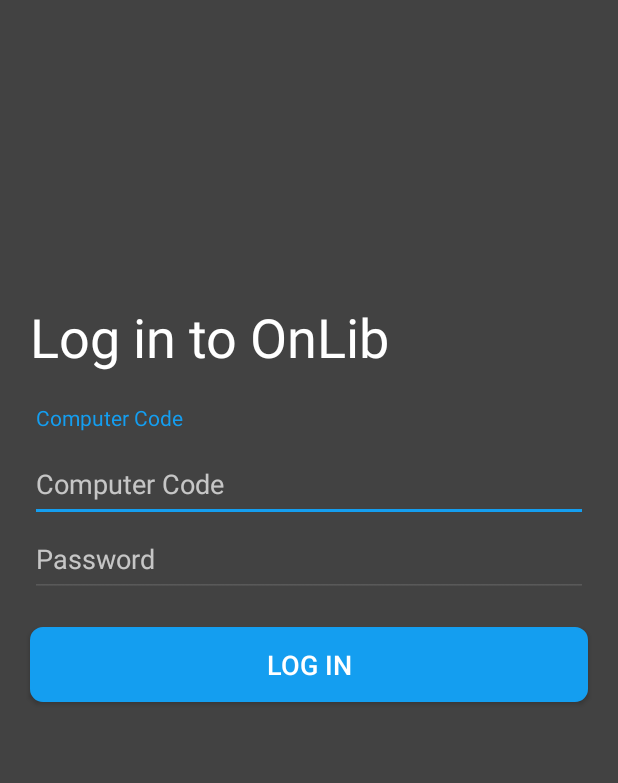
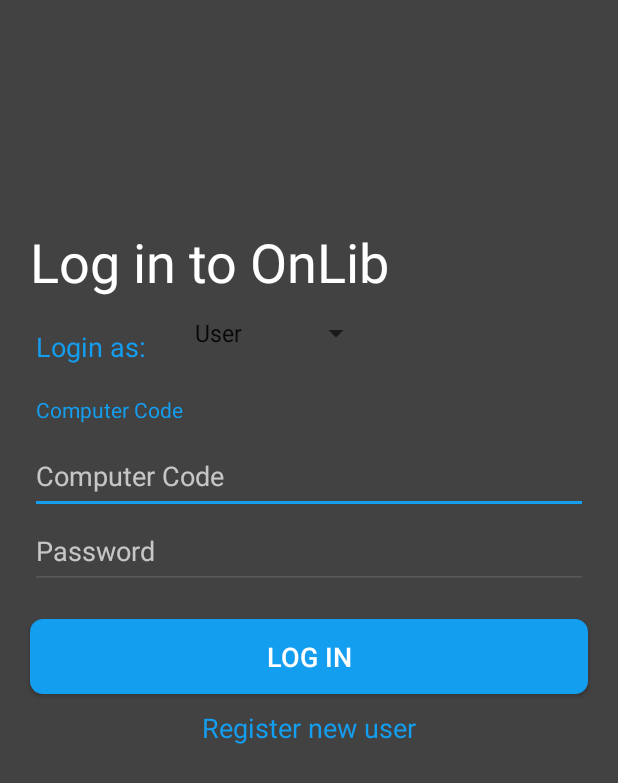
Before and after one commit to garvit008/Onlib, an Android app: the screen it shows after launch (LoginActivity), on a phone screen of 412 x 824 dp. Shown: the top 783 px of the screen. Run offline under Robolectric (Android 15) with nearby library versions, the phone set to English and light mode, and no system bars; our stand-ins replace Firebase (no records; nobody signed in at launch, a user with empty details on screens opened directly).

Commit message:
User Registration Complete
Librarian registration is pending
 Main Activity  is pending

```diff
--- a/app/build.gradle
+++ b/app/build.gradle
@@ -1,4 +1,5 @@
 apply plugin: 'com.android.application'
+apply plugin: 'com.google.gms.google-services'
 
 android {
     compileSdkVersion 28
@@ -24,11 +25,10 @@ dependencies {
     implementation 'com.android.support.constraint:constraint-layout:1.1.3'
     implementation 'com.google.firebase:firebase-core:16.0.1'
     implementation 'com.google.firebase:firebase-auth:16.0.1'
+    implementation 'com.google.firebase:firebase-database:16.0.1'
     testImplementation 'junit:junit:4.12'
     androidTestImplementation 'com.android.support.test:runner:1.0.2'
     androidTestImplementation 'com.android.support.test.espresso:espresso-core:3.0.2'
     implementation 'de.hdodenhof:circleimageview:3.0.0'
     implementation 'com.android.support:design:28.0.0'
 }
-
-apply plugin: 'com.google.gms.google-services'
--- a/app/src/main/AndroidManifest.xml
+++ b/app/src/main/AndroidManifest.xml
@@ -26,6 +26,7 @@
             <meta-data android:name="android.app.searchable"
                 android:resource="@xml/searchable"/>
         </activity>
+        <activity android:name=".RegisterUserActivity"/>
         <provider android:name=".SearchSuggestionProvider"
             android:authorities="com.ips.lib.onlib.SearchSuggestionProvider"
             android:exported="false"
--- a/app/src/main/java/com/ips/lib/onlib/LoginActivity.java
+++ b/app/src/main/java/com/ips/lib/onlib/LoginActivity.java
@@ -1,17 +1,26 @@
 package com.ips.lib.onlib;
 
+import android.app.Fragment;
 import android.content.Intent;
+import android.graphics.Color;
+import android.graphics.drawable.ColorDrawable;
 import android.os.Bundle;
 import android.support.annotation.NonNull;
+import android.support.v4.app.DialogFragment;
+import android.support.v4.app.FragmentManager;
 import android.support.v4.content.ContextCompat;
 import android.support.v4.graphics.drawable.DrawableCompat;
 import android.support.v7.app.AppCompatActivity;
 import android.util.Log;
 import android.view.View;
+import android.view.Window;
 import android.view.inputmethod.InputMethodManager;
+import android.widget.AdapterView;
+import android.widget.ArrayAdapter;
 import android.widget.Button;
 import android.widget.EditText;
 import android.widget.ProgressBar;
+import android.widget.Spinner;
 import android.widget.TextView;
 import android.widget.Toast;
 
@@ -23,7 +32,7 @@ import com.google.firebase.auth.FirebaseAuth;
 import com.google.firebase.auth.FirebaseUser;
 
 
-public class LoginActivity extends AppCompatActivity {
+public class LoginActivity extends AppCompatActivity implements AdapterView.OnItemSelectedListener {
 
     private static final String TAG = "LoginActivity";
     private EditText computerCode;
@@ -33,6 +42,9 @@ public class LoginActivity extends AppCompatActivity {
     private FirebaseAuth mAuth;
     private TextView compCodeTv;
     private TextView passwordTv;
+    private TextView signUpTv;
+    private Spinner userTypeChoice;
+    private String userType;
     @Override
     protected void onCreate(Bundle savedInstanceState) {
         super.onCreate(savedInstanceState);
@@ -41,6 +53,9 @@ public class LoginActivity extends AppCompatActivity {
         password = findViewById(R.id.password);
         login = findViewById(R.id.loginBtn);
         pbar = findViewById(R.id.loginPbar);
+        signUpTv = findViewById(R.id.signUpTv);
+        userTypeChoice = findViewById(R.id.userTypeSpinner);
+        userTypeChoice.setOnItemSelectedListener(this);
         compCodeTv = findViewById(R.id.computerCodeTv);
         passwordTv = findViewById(R.id.passwordTv);
         compCodeTv.setVisibility(View.GONE);
@@ -100,6 +115,28 @@ public class LoginActivity extends AppCompatActivity {
             }
         });
         initSignIn();
+        setUpSpinner();
+        setupRegisterUser();
+    }
+
+    private void setUpSpinner(){
+        ArrayAdapter<CharSequence> adapter = ArrayAdapter.createFromResource(this,
+                R.array.user_type, android.R.layout.simple_spinner_item);
+// Specify the layout to use when the list of choices appears
+        adapter.setDropDownViewResource(android.R.layout.simple_spinner_dropdown_item);
+// Apply the adapter to the spinner
+        userTypeChoice.setAdapter(adapter);
+    }
+
+    private void setupRegisterUser(){
+        signUpTv.setOnClickListener(new View.OnClickListener() {
+            @Override
+            public void onClick(View view) {
+                 Intent intent = new Intent(LoginActivity.this, RegisterUserActivity.class);
+                 startActivity(intent);
+
+            }
+        });
     }
 
     private void initSignIn() {
@@ -155,6 +192,7 @@ public class LoginActivity extends AppCompatActivity {
             Log.d(TAG, "updateUI: user logging in");
             pbar.setVisibility(View.GONE);
             Intent intent = new Intent(LoginActivity.this, MainActivity.class);
+            intent.putExtra(getString(R.string.user_type), userType);
             startActivity(intent);
             finish();
         } else {
@@ -174,4 +212,23 @@ public class LoginActivity extends AppCompatActivity {
     }
 
 
+    @Override
+    public void onItemSelected(AdapterView<?> adapterView, View view, int i, long l) {
+
+        switch (i){
+
+            case 0:
+                userType = "User";
+                break;
+
+            case 1:
+                userType = "Librarian";
+                break;
+        }
+    }
+
+    @Override
+    public void onNothingSelected(AdapterView<?> adapterView) {
+             userType = "User";
+    }
 }
--- a/app/src/main/java/com/ips/lib/onlib/MainActivity.java
+++ b/app/src/main/java/com/ips/lib/onlib/MainActivity.java
@@ -17,6 +17,7 @@ import android.widget.EditText;
 import android.widget.ProgressBar;
 import android.support.v7.widget.Toolbar;
 import android.widget.TextView;
+import android.widget.Toast;
 
 import com.google.firebase.FirebaseApp;
 import com.google.firebase.auth.FirebaseAuth;
@@ -32,6 +33,7 @@ public class MainActivity extends AppCompatActivity {
     protected void onCreate(Bundle savedInstanceState) {
         super.onCreate(savedInstanceState);
         setContentView(R.layout.activity_main);
+        FirebaseApp.initializeApp(this);
         drawerLayout = findViewById(R.id.drawerLayout);
 
         NavigationView navigationView = findViewById(R.id.nav_view);
@@ -52,7 +54,7 @@ public class MainActivity extends AppCompatActivity {
                 return true;
             }
         });
-        FirebaseApp.initializeApp(this);
+
         mAuth = FirebaseAuth.getInstance();
         Toolbar toolbar = findViewById(R.id.home_toolbar);
         setSupportActionBar(toolbar);
--- a/app/src/main/res/layout/activity_login.xml
+++ b/app/src/main/res/layout/activity_login.xml
@@ -16,16 +16,38 @@
             android:layout_height="wrap_content"
             android:id="@+id/LoginIntoAppTv"
             android:textSize="36sp"
-           android:layout_marginTop="200dp"
+            android:layout_marginTop="150dp"
             android:layout_marginLeft="20dp"
             android:layout_marginRight="20dp"
             android:text="Log in to OnLib"
             android:textColor="@color/text_white"
             />
+
         <TextView
             android:layout_width="wrap_content"
             android:layout_height="wrap_content"
-            android:layout_below="@+id/LoginIntoAppTv"
+            android:layout_below="@id/LoginIntoAppTv"
+            android:layout_marginLeft="24dp"
+            android:text="Login as: "
+            android:textColor="@color/blue"
+            android:textSize="18sp"
+            android:layout_marginTop="20dp"
+            android:id="@+id/userTypeTv"/>
+
+        <Spinner
+            android:layout_width="wrap_content"
+            android:layout_height="wrap_content"
+            android:layout_toRightOf="@id/userTypeTv"
+            android:layout_marginLeft="20dp"
+            android:layout_marginTop="210dp"
+            android:id="@+id/userTypeSpinner"
+            >
+
+        </Spinner>
+        <TextView
+            android:layout_width="wrap_content"
+            android:layout_height="wrap_content"
+            android:layout_below="@+id/userTypeTv"
             android:id="@+id/computerCodeTv"
             android:text="Computer Code"
             android:layout_marginLeft="24dp"
@@ -73,6 +95,8 @@
             android:backgroundTint="@color/material_divider_light"
             />
 
+
+
         <Button
             android:layout_width="match_parent"
             android:layout_height="50dp"
@@ -86,6 +110,28 @@
             android:background="@drawable/round_corner_login_button_layout"
             android:textColor="@color/text_white"
             />
+
+        <RelativeLayout
+            android:layout_width="match_parent"
+            android:layout_height="wrap_content"
+            android:layout_below="@id/loginBtn"
+            android:layout_marginTop="10dp"
+            android:layout_marginLeft="20dp"
+            android:layout_marginRight="20dp"
+            android:id="@+id/relalayout2">
+
+            <TextView
+                android:layout_width="wrap_content"
+                android:layout_height="wrap_content"
+               android:layout_centerInParent="true"
+                android:text="@string/register_new_user"
+                android:textColor="@color/blue"
+                android:textSize="18sp"
+                android:id="@+id/signUpTv"
+                />
+        </RelativeLayout>
+
+
 
         <ProgressBar
             android:layout_width="50dp"
--- a/app/src/main/res/values/strings.xml
+++ b/app/src/main/res/values/strings.xml
@@ -9,4 +9,17 @@
     <string name="app_label">OnLib</string>
     <string name="search_hint">Search Books...</string>
     <string name="speak_voice">Speak...</string>
+    <string name="forgot_password">FORGOT PASSWORD</string>
+    <string name="sign_up">SIGN UP</string>
+    <string name="email_me">EMAIL ME</string>
+    <string name="cancel">cancel</string>
+    <string name="register_new_user">Register new user</string>
+    <string-array name="user_type">
+            <item>User</item>
+            <item>Librarian</item>
+    </string-array>
+    <string name="user_type">user_type</string>
+    <string name="register_as">Register as:</string>
+
+    <string name="dbname_users">users</string>
 </resources>
--- a/build.gradle
+++ b/build.gradle
@@ -12,7 +12,7 @@ buildscript {
 
         // NOTE: Do not place your application dependencies here; they belong
         // in the individual module build.gradle files
-        classpath 'com.google.gms:google-services:3.1.1'
+        classpath 'com.google.gms:google-services:4.2.0'
     }
 }
 
```
Also changed, not shown: app/src/main/java/com/ips/lib/onlib/Models/User.java (added, +83 -0 lines), app/src/main/java/com/ips/lib/onlib/RegisterUserActivity.java (added, +154 -0 lines), app/src/main/res/drawable/round_corner_grey_button_layout.xml (added, +15 -0 lines), app/src/main/res/drawable/rounder_corner_dialog_grey.xml (added, +11 -0 lines), app/src/main/res/layout/activity_register.xml (added, +171 -0 lines), app/src/main/res/layout/forgot_pass_dialog.xml (added, +95 -0 lines), app/src/main/res/layout/nav_drawer_header.xml (+12 -1 lines), 1 other file.
